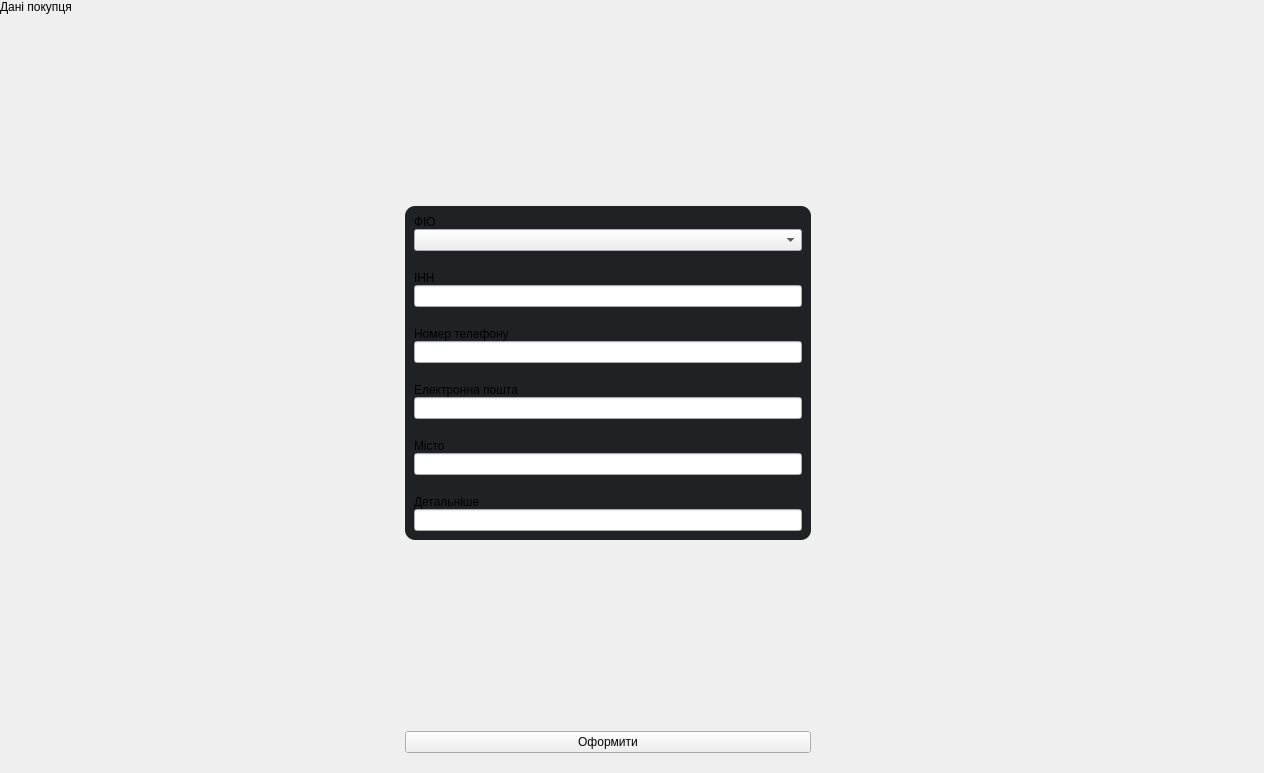
Above: src/View/addbuyer.ui from Fyz-dev/GunStore before the change. Below: the same form after it.
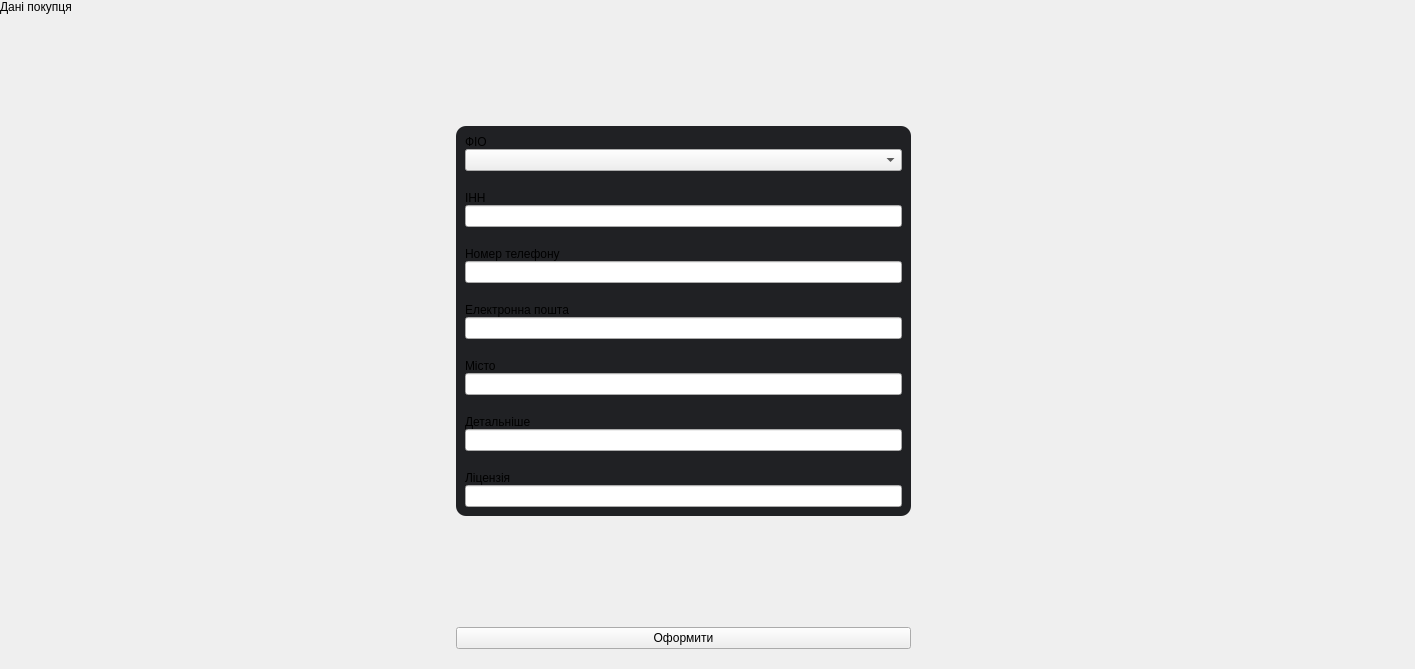
That is the form after the change.

```diff
--- a/src/View/addbuyer.ui
+++ b/src/View/addbuyer.ui
@@ -6,8 +6,8 @@
    <rect>
     <x>0</x>
     <y>0</y>
-    <width>1264</width>
-    <height>773</height>
+    <width>1415</width>
+    <height>669</height>
    </rect>
   </property>
   <property name="windowTitle">
@@ -190,6 +190,23 @@
                 </item>
                </layout>
               </item>
+              <item>
+               <layout class="QVBoxLayout" name="verticalLayout_27">
+                <property name="spacing">
+                 <number>0</number>
+                </property>
+                <item>
+                 <widget class="QLabel" name="label_21">
+                  <property name="text">
+                   <string>Ліцензія</string>
+                  </property>
+                 </widget>
+                </item>
+                <item>
+                 <widget class="QLineEdit" name="inputLicense"/>
+                </item>
+               </layout>
+              </item>
              </layout>
             </item>
            </layout>
```
